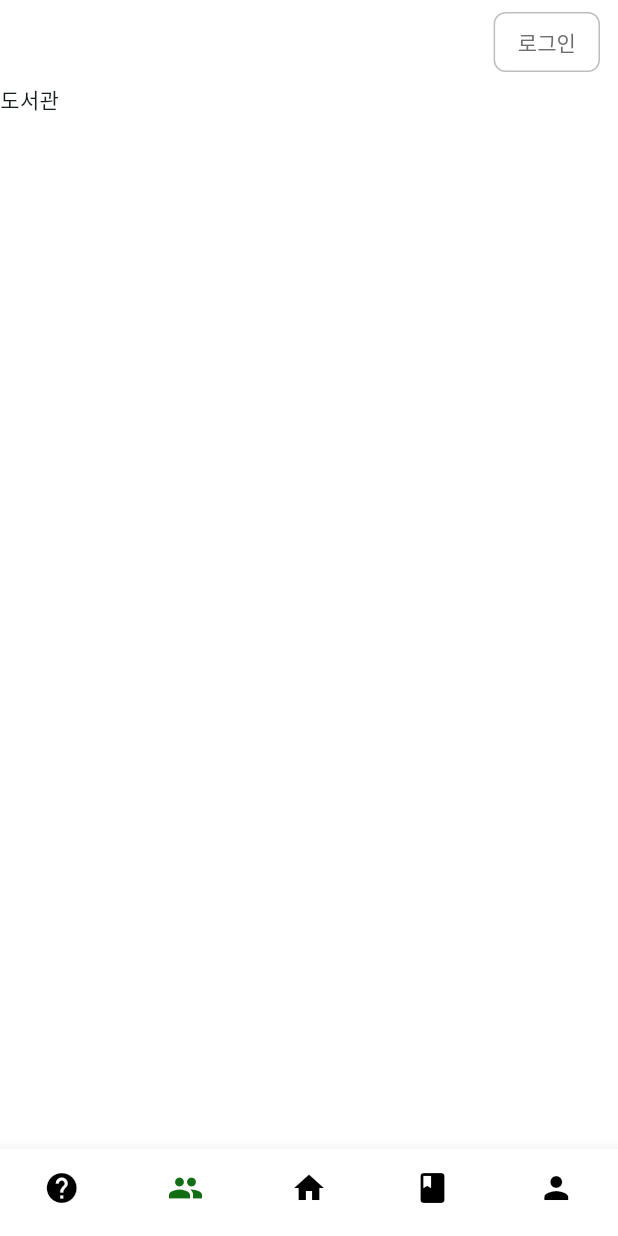
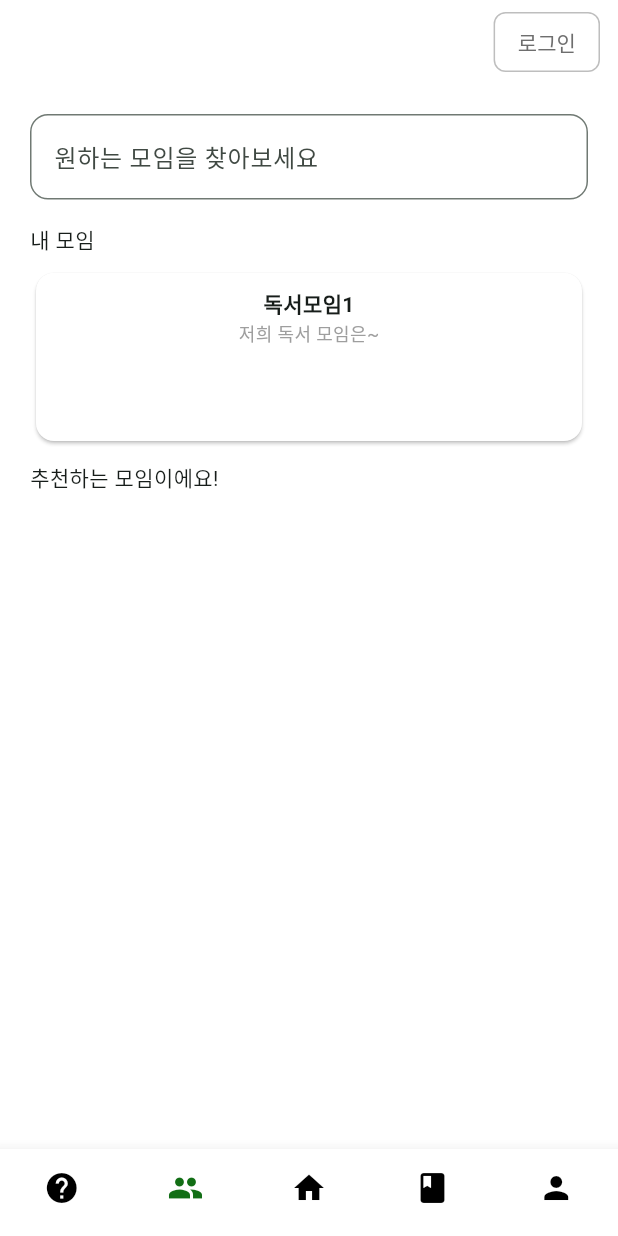
Before and after one commit to book2002/book-FE, a Flutter app: the screen it shows after launch, item 2 of the bottom bar chosen, on a phone screen of 412 x 824 dp. Run offline on Flutter 3.47's test engine with Material 3 defaults, Android fonts, the phone set to English and light mode, and no system bars; network calls fail.

Commit message:
feat: 모임 화면 생성 및 연결

```diff
--- a/lib/main.dart
+++ b/lib/main.dart
@@ -5,6 +5,7 @@ import 'package:flutter_app/login_page.dart';   //login_page import
 import 'screens/home_screen.dart';
 import 'screens/booklist_screen.dart';
 import 'screens/profile_screen.dart';
+import 'package:flutter_app/screens/grop_screen.dart';
 
 void main() {
   runApp(const MyApp());
@@ -106,11 +107,17 @@ class _MyHomePageState extends State<MyHomePage> {
           index: _selectedIndex,
           children: [
             //추후 각 화면 위젯화하는 작업 필요
+            //TODO: 로그인 상태에 따른 화면 로직
             const Text("도우미"),
-            const Text("도서관"),
+            GroupScreen(),
             HomeScreen(),
-            BooklistScreen(),
-            //TODO: 로그인 상태에 따른 화면 로직
+
+            _isLoggedIn
+              ? const BooklistScreen()
+              : const Center(
+                child: Text('로그인이 필요한 서비스입니다.'),
+              ),
+
             _isLoggedIn
               ? const ProfileScreen()
               : const Center(
--- /dev/null
+++ b/lib/screens/grop_screen.dart
@@ -0,0 +1,110 @@
+import 'package:flutter/material.dart';
+import 'package:flutter_app/testdata/group_dummy.dart';
+
+class GroupScreen extends StatefulWidget {
+  const GroupScreen({Key? key}) : super(key: key);
+
+  @override
+  State<StatefulWidget> createState() => _GroupScreenState();
+}
+
+class _GroupScreenState extends State<GroupScreen> {
+  final TextEditingController _searchController = TextEditingController();
+
+  void _onSearch() {
+    final query = _searchController.text.trim();
+    if (query.isEmpty) return;
+
+    ScaffoldMessenger.of(context).showSnackBar(
+      SnackBar(content: Text('검색어: $query')),
+    );
+
+    // TODO: 실제 도서 검색 로직 추가
+  }
+
+  @override
+  Widget build(BuildContext context) {
+    return Padding(
+      padding: const EdgeInsets.all(20),
+      child: Column(
+        crossAxisAlignment: CrossAxisAlignment.start,
+        children: [
+          //모임 검색창
+          TextField(
+            controller: _searchController,
+            decoration: InputDecoration(
+              hintText: '원하는 모임을 찾아보세요',
+              //prefixIcon: const Icon(Icons.search),
+              border: OutlineInputBorder(
+                borderRadius: BorderRadius.circular(12),
+              ),
+            ),
+            onSubmitted: (_) => _onSearch(),
+          ),
+
+          // TODO: 로그인 상태 확인 후 로그인한 경우에만 내 모임 출력되도록
+          const SizedBox(height: 16,),
+          const Text('내 모임'),
+          const SizedBox(height: 8,),
+
+          //내 모임 칸
+          SizedBox(
+            height: 120,
+            child: ListView.builder(
+              scrollDirection: Axis.horizontal,   //가로 스크롤
+              itemCount: dummyGroups.length,
+              physics: const AlwaysScrollableScrollPhysics(),   //스크롤 허용
+              itemBuilder: (context, index) {
+                final group = dummyGroups[index];
+                final screenWidth = MediaQuery.of(context).size.width;  //화면 width 크기 불러옴
+                final cardWidth = screenWidth-40;
+
+                return Container(
+                  width: cardWidth,
+                  margin: const EdgeInsets.only(right: 12),
+                  child: Card(
+                    color: Colors.white,
+                    shape: RoundedRectangleBorder(
+                      borderRadius: BorderRadius.circular(12),
+                    ),
+                    child: InkWell(
+                      child: Padding(
+                        padding: EdgeInsetsGeometry.all(10),
+                        child: Column(
+                          //crossAxisAlignment: CrossAxisAlignment.start,
+                          children: [
+                            Text(
+                              group['name'],
+                              maxLines: 1,
+                              style: const TextStyle(
+                                fontWeight: FontWeight.bold,
+                              ),
+                            ),
+                            Text(
+                              group['description'],
+                              maxLines: 3,
+                              style: const TextStyle(
+                                color: Colors.grey,
+                                fontSize: 12,
+                              ),
+                            )
+                          ],
+                        ),
+                      ),
+                      onTap: () {
+                        // TODO: 모임 페이지로 이동
+
+                      },
+                    ),
+                  ),
+                );
+              },
+            ),
+          ),
+          const SizedBox(height: 10,),
+          const Text("추천하는 모임이에요!"),
+        ],
+      ),
+    );
+  }
+}
--- /dev/null
+++ b/lib/testdata/group_dummy.dart
@@ -0,0 +1,12 @@
+//책 더미 데이터
+final List<Map<String, dynamic>> dummyGroups = [
+  {
+    'groupId' : 1,
+    'name': '독서모임1',
+    'description': '저희 독서 모임은~',
+    'goal': '한달에 책 한 권 읽기',
+    'ownerName': '이름1',
+    'maxMembers': 20,
+    'currentMembers': 1
+  }
+];
```
